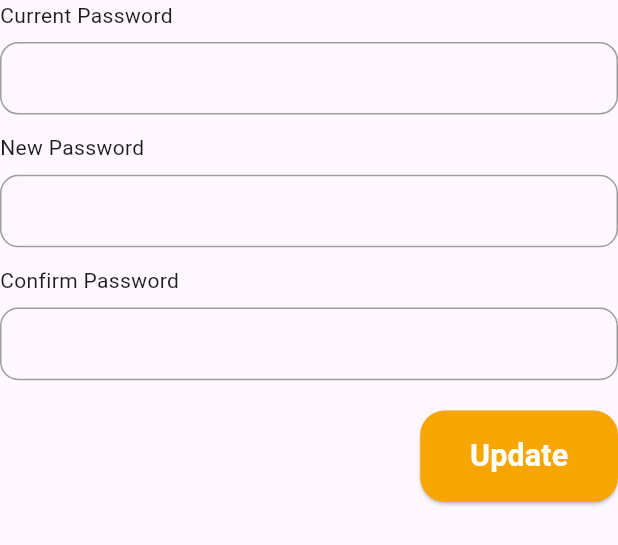
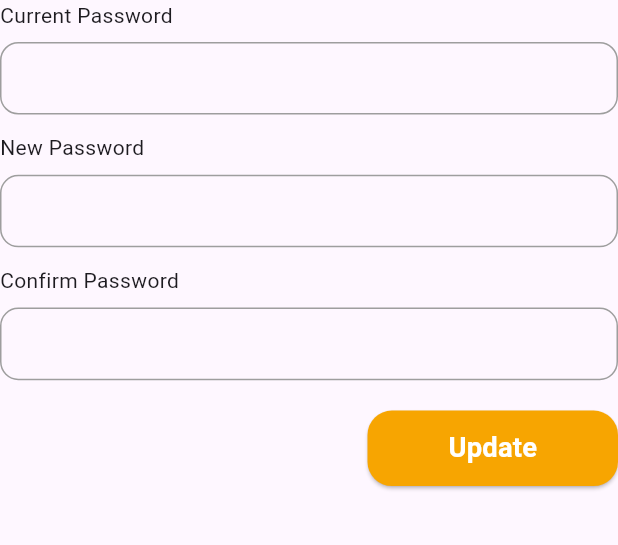
Before and after one commit to mosayyyed/ieee_open_learning_platform, a Flutter app: the ChangePasswordForm widget shown alone on an empty page, opened directly, on a phone screen of 412 x 824 dp. Shown: the top 545 px of the screen. Run offline on Flutter 3.47's test engine with Material 3 defaults, Android fonts, the phone set to English and light mode, and no system bars; our stand-ins replace flutter_screenutil, go_router.

Commit message:
add custom button to setting view

```diff
--- a/lib/features/settings/presentation/widgets/change_password_form.dart
+++ b/lib/features/settings/presentation/widgets/change_password_form.dart
@@ -1,8 +1,8 @@
 import 'package:flutter/material.dart';
 import 'package:flutter_screenutil/flutter_screenutil.dart';
+import 'package:intermediate_final_project/core/widgets/custom_elevated_button.dart';
 import 'package:intermediate_final_project/core/widgets/labeled_text_field.dart';
 
-import 'update_button.dart';
 class ChangePasswordForm extends StatelessWidget {
   const ChangePasswordForm({super.key});
 
@@ -19,7 +19,7 @@ class ChangePasswordForm extends StatelessWidget {
         SizedBox(height: 20.h),
         Align(
           alignment: Alignment.centerRight,
-          child: UpdateButton(),
+          child: CustomElevatedButton(text: 'Update', onPressed: (){}),
         ),
       ],
     );
--- a/lib/features/settings/presentation/widgets/update_button.dart
+++ /dev/null
@@ -1,30 +0,0 @@
-import 'package:flutter/material.dart';
-import 'package:flutter_screenutil/flutter_screenutil.dart';
-import 'package:intermediate_final_project/core/theming/app_colors.dart';
-import 'package:intermediate_final_project/core/theming/app_styles.dart';
-
-class UpdateButton extends StatelessWidget {
-  const UpdateButton({super.key});
-
-  @override
-  Widget build(BuildContext context) {
-    return ElevatedButton(
-      style: ElevatedButton.styleFrom(
-        minimumSize: Size(120.w, 60.h),
-        backgroundColor: AppColors.primary,
-        shape: RoundedRectangleBorder(
-          borderRadius: BorderRadius.circular(16.r),
-        ),
-      ),
-      onPressed: () {
-        // TODO: handle update logic
-      },
-      child: Text(
-        "Update",
-        style: Styles.boldTextStyle20.copyWith(
-          color: AppColors.onPrimary,
-        ),
-      ),
-    );
-  }
-}
```
